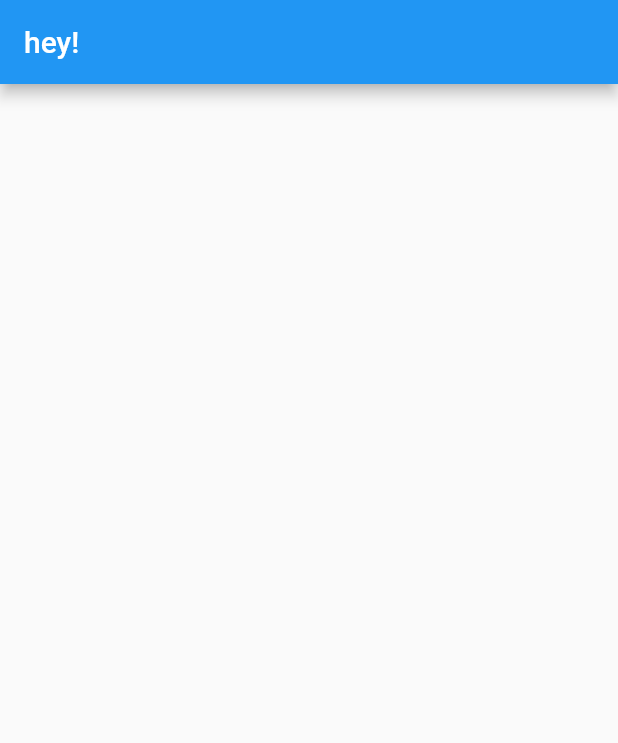
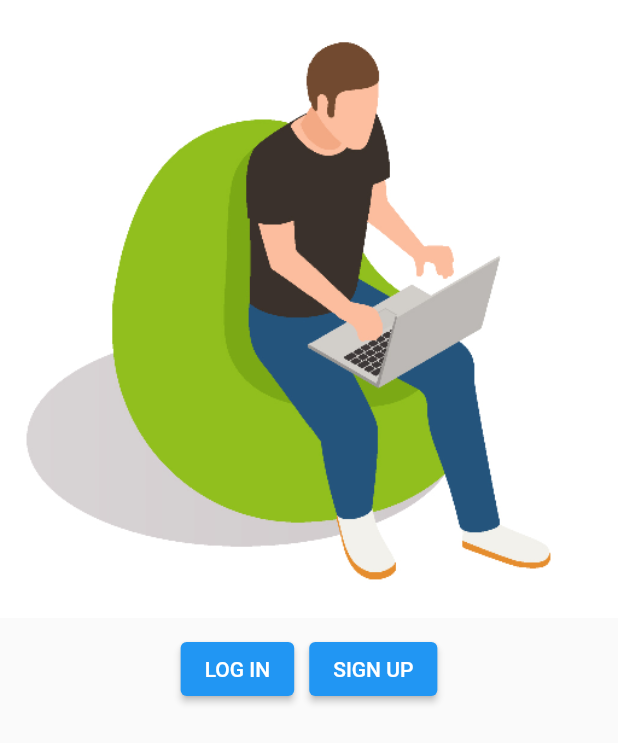
Before and after one commit to saadhzubairi/App_Dev_Project, a Flutter app: the screen it shows after launch, on a phone screen of 412 x 824 dp. Shown: the top 743 px of the screen. Run offline on Flutter 3.47's test engine with Material 2 defaults, Android fonts, the phone set to English and light mode, and no system bars.

Commit message:
simple changes

```diff
--- /dev/null
+++ b/lib/login_signup_pages/LIorSUscreen.dart
@@ -0,0 +1,22 @@
+import 'package:flutter/material.dart';
+
+class LIorSUscreen extends StatelessWidget {
+  const LIorSUscreen({Key? key}) : super(key: key);
+  @override
+  Widget build(BuildContext context) {
+    return SafeArea(
+        child: Scaffold(
+      body: Column(
+        children: [
+          Image(image: AssetImage("assets/man_laptop.png")),
+          SizedBox(height: 10),
+          Row(mainAxisAlignment: MainAxisAlignment.center, children: [
+            ElevatedButton(onPressed: () {}, child: const Text("LOG IN")),
+            const SizedBox(width: 10),
+            ElevatedButton(onPressed: () {}, child: const Text("SIGN UP")),
+          ])
+        ],
+      ),
+    ));
+  }
+}
--- a/lib/main.dart
+++ b/lib/main.dart
@@ -1,5 +1,5 @@
 import 'package:flutter/material.dart';
-import 'login_signup_pages/loginScreen.dart';
+import 'login_signup_pages/LIorSUscreen.dart';
 
 void main() {
   runApp(const MyApp());
@@ -16,7 +16,7 @@ class MyApp extends StatelessWidget {
       theme: ThemeData(
         primarySwatch: Colors.blue,
       ),
-      home: const LandingPage(),
+      home: const LIorSUscreen(),
     );
   }
 }
```
Also changed, not shown: lib/login_signup_pages/loginScreen.dart (+21 -2 lines), pubspec.yaml (+3 -18 lines), assets/man_laptop.png (added).
